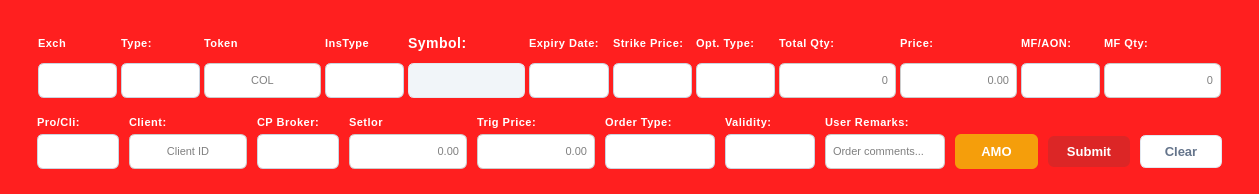
First picture: the form in resources/forms/SellWindow.ui, repository yashnmehta/Autotrade, before the edit.
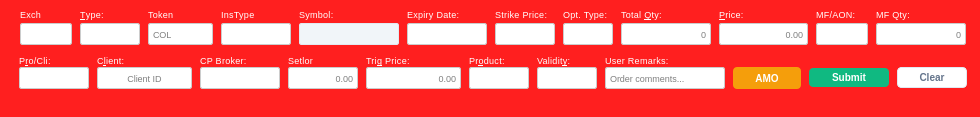
Second picture: the form after the edit.

Diff of the .ui file:
```diff
--- a/resources/forms/SellWindow.ui
+++ b/resources/forms/SellWindow.ui
@@ -6,8 +6,8 @@
    <rect>
     <x>0</x>
     <y>0</y>
-    <width>1259</width>
-    <height>194</height>
+    <width>980</width>
+    <height>117</height>
    </rect>
   </property>
   <property name="sizePolicy">
@@ -53,33 +53,28 @@
     border-top-right-radius: 4px;
 }
 
-QLabel {
+QLabel {    
     color: #ffffff;
-    font-size: 11px;
-    font-weight: 700;
+    font-size: 9px;
+    font-weight: 400;
     text-transform: uppercase;
-    letter-spacing: 0.5px;
+    letter-spacing: 0.3px;
     background-color: transparent;
 }
 
-QLabel#lblSymbol {
-    color: #ffffff;
-    font-size: 14px;
-    font-weight: 700;
-}
 
 QLineEdit {
     background-color: #ffffff;
     color: #000000;
     border: 1px solid #cccccc;
-    border-radius: 6px;
-    padding: 2px 5px;
-    font-size: 11px;
+    border-radius: 2px;
+    padding: 1px 2px;
+    font-size: 9px;
     font-weight: 400;
 }
 
 QLineEdit:focus {
-    border: 2px solid #032002ff;
+    border: 2px solid #3b82f6;
     background-color: #ffffff;
 }
 
@@ -95,64 +90,64 @@
 
 QComboBox {
     background-color: #ffffff;
-    color: #0f172a;
-    border: 1px solid #cbd5e1;
-    border-radius: 6px;
-    padding: 2px 5px;
-    font-size: 10px;
-    font-weight: 500;
+    color: #000000;
+    border: 1px solid #cccccc;
+    border-radius: 2px;
+    padding: 1px 1px;
+    font-size: 9px;
+    font-weight: 400;
 }
 
 QComboBox:hover {
-    border: 1px solid #ef4444;
+    border: 1px solid #3b82f6;
 }
 
 QComboBox:focus {
-    border: 2px solid #ef4444;
+    border: 2px solid #3b82f6;
 }
 
 QComboBox::drop-down {
     border: none;
-    width: 24px;
+    width: 16px;
 }
 
 QComboBox::down-arrow {
     image: none;
-    border-left: 5px solid transparent;
-    border-right: 5px solid transparent;
-    border-top: 6px solid #64748b;
-    margin-right: 8px;
+    border-left: 4px solid transparent;
+    border-right: 4px solid transparent;
+    border-top: 5px solid #64748b;
+    margin-right: 4px;
 }
 
 QComboBox QAbstractItemView {
     background-color: #ffffff;
     color: #0f172a;
-    selection-background-color: #ef4444;
+    selection-background-color: #3b82f6;
     selection-color: #ffffff;
     border: 1px solid #e2e8f0;
     outline: none;
 }
 
 QPushButton {
-    border-radius: 6px;
-    font-size: 13px;
+    border-radius: 4px;
+    font-size: 10px;
     font-weight: 700;
-    padding: 8px 16px;
+    padding: 3px 10px;
     text-transform: uppercase;
 }
 
 QPushButton#pbSubmit {
-    background-color: #dc2626; /* Sell Red */
+    background-color: #10b981; /* Emerald Green */
     color: #ffffff;
     border: none;
 }
 
 QPushButton#pbSubmit:hover {
-    background-color: #b91c1c;
+    background-color: #059669;
 }
 
 QPushButton#pbSubmit:pressed {
-    background-color: #991b1b;
+    background-color: #047857;
 }
 
 QPushButton#pbClear {
@@ -183,38 +178,53 @@
 </string>
   </property>
   <layout class="QVBoxLayout" name="verticalLayout">
+   <property name="spacing">
+    <number>3</number>
+   </property>
+   <property name="leftMargin">
+    <number>8</number>
+   </property>
+   <property name="topMargin">
+    <number>1</number>
+   </property>
+   <property name="rightMargin">
+    <number>2</number>
+   </property>
+   <property name="bottomMargin">
+    <number>3</number>
+   </property>
    <item>
     <widget class="QWidget" name="verticalWidget" native="true">
      <property name="minimumSize">
       <size>
-       <width>1000</width>
-       <height>75</height>
+       <width>900</width>
+       <height>50</height>
       </size>
      </property>
      <property name="maximumSize">
       <size>
        <width>16777215</width>
-       <height>75</height>
+       <height>55</height>
       </size>
      </property>
      <layout class="QVBoxLayout" name="verticalLayout_5">
       <property name="spacing">
-       <number>1</number>
+       <number>2</number>
       </property>
       <property name="sizeConstraint">
        <enum>QLayout::SetMinimumSize</enum>
       </property>
       <property name="leftMargin">
-       <number>25</number>
+       <number>10</number>
       </property>
       <property name="topMargin">
-       <number>8</number>
+       <number>3</number>
       </property>
       <property name="rightMargin">
-       <number>25</number>
+       <number>10</number>
       </property>
       <property name="bottomMargin">
-       <number>8</number>
+       <number>2</number>
       </property>
       <item>
        <widget class="QWidget" name="widget" native="true">
@@ -238,10 +248,10 @@
           <number>2</number>
          </property>
          <property name="horizontalSpacing">
-          <number>4</number>
+          <number>8</number>
          </property>
          <property name="verticalSpacing">
-          <number>5</number>
+          <number>1</number>
          </property>
          <item row="1" column="1">
           <widget class="QComboBox" name="cbOrdType">
@@ -254,9 +264,18 @@
            <property name="minimumSize">
             <size>
              <width>50</width>
-             <height>35</height>
+             <height>22</height>
             </size>
            </property>
+           <property name="maximumSize">
+            <size>
+             <width>70</width>
+             <height>16777215</height>
+            </size>
+           </property>
+           <property name="focusPolicy">
+            <enum>Qt::NoFocus</enum>
+           </property>
           </widget>
          </item>
          <item row="0" column="7">
@@ -264,7 +283,7 @@
            <property name="minimumSize">
             <size>
              <width>0</width>
-             <height>30</height>
+             <height>16</height>
             </size>
            </property>
            <property name="text">
@@ -280,11 +299,14 @@
            <property name="minimumSize">
             <size>
              <width>0</width>
-             <height>30</height>
+             <height>16</height>
             </size>
            </property>
            <property name="text">
-            <string>Total Qty:</string>
+            <string>Total &amp;Qty:</string>
+           </property>
+           <property name="buddy">
+            <cstring>leQty</cstring>
            </property>
            <property name="alignment">
             <set>Qt::AlignLeading|Qt::AlignLeft|Qt::AlignVCenter</set>
@@ -296,11 +318,14 @@
            <property name="minimumSize">
             <size>
              <width>0</width>
-             <height>30</height>
+             <height>16</height>
             </size>
            </property>
            <property name="text">
-            <string>Price:</string>
+            <string>&amp;Price:</string>
+           </property>
+           <property name="buddy">
+            <cstring>leRate</cstring>
            </property>
            <property name="alignment">
             <set>Qt::AlignLeading|Qt::AlignLeft|Qt::AlignVCenter</set>
@@ -318,7 +343,7 @@
            <property name="minimumSize">
             <size>
              <width>60</width>
-             <height>35</height>
+             <height>22</height>
             </size>
            </property>
            <property name="alignment">
@@ -334,7 +359,7 @@
            <property name="minimumSize">
             <size>
              <width>0</width>
-             <height>30</height>
+             <height>16</height>
             </size>
            </property>
            <property name="text">
@@ -350,11 +375,14 @@
            <property name="minimumSize">
             <size>
              <width>60</width>
-             <height>30</height>
+             <height>16</height>
             </size>
            </property>
            <property name="text">
-            <string>Type:</string>
+            <string>&amp;Type:</string>
+           </property>
+           <property name="buddy">
+            <cstring>cbOrdType</cstring>
            </property>
            <property name="alignment">
             <set>Qt::AlignLeading|Qt::AlignLeft|Qt::AlignVCenter</set>
@@ -366,7 +394,7 @@
            <property name="minimumSize">
             <size>
              <width>0</width>
-             <height>30</height>
+             <height>16</height>
             </size>
            </property>
            <property name="text">
@@ -379,7 +407,7 @@
            <property name="minimumSize">
             <size>
              <width>0</width>
-             <height>30</height>
+             <height>16</height>
             </size>
            </property>
            <property name="text">
@@ -401,11 +429,17 @@
            <property name="minimumSize">
             <size>
              <width>60</width>
-             <height>35</height>
+             <height>22</height>
+            </size>
+           </property>
+           <property name="maximumSize">
+            <size>
+             <width>70</width>
+             <height>16777215</height>
             </size>
            </property>
            <property name="alignment">
-            <set>Qt::AlignCenter</set>
+            <set>Qt::AlignLeading|Qt::AlignLeft|Qt::AlignVCenter</set>
            </property>
            <property name="placeholderText">
             <string>COL</string>
@@ -417,7 +451,7 @@
            <property name="minimumSize">
             <size>
              <width>0</width>
-             <height>30</height>
+             <height>16</height>
             </size>
            </property>
            <property name="text">
@@ -433,7 +467,7 @@
            <property name="minimumSize">
             <size>
              <width>0</width>
-             <height>30</height>
+             <height>16</height>
             </size>
            </property>
            <property name="text">
@@ -455,7 +489,7 @@
            <property name="minimumSize">
             <size>
              <width>100</width>
-             <height>35</height>
+             <height>22</height>
             </size>
            </property>
            <property name="readOnly">
@@ -468,7 +502,7 @@
            <property name="minimumSize">
             <size>
              <width>0</width>
-             <height>30</height>
+             <height>16</height>
             </size>
            </property>
            <property name="text">
@@ -490,7 +524,7 @@
            <property name="minimumSize">
             <size>
              <width>50</width>
-             <height>35</height>
+             <height>22</height>
             </size>
            </property>
           </widget>
@@ -506,7 +540,13 @@
            <property name="minimumSize">
             <size>
              <width>70</width>
-             <height>35</height>
+             <height>22</height>
+            </size>
+           </property>
+           <property name="maximumSize">
+            <size>
+             <width>80</width>
+             <height>16777215</height>
             </size>
            </property>
           </widget>
@@ -516,7 +556,7 @@
            <property name="minimumSize">
             <size>
              <width>0</width>
-             <height>30</height>
+             <height>16</height>
             </size>
            </property>
            <property name="text">
@@ -532,7 +572,7 @@
            <property name="minimumSize">
             <size>
              <width>0</width>
-             <height>30</height>
+             <height>16</height>
             </size>
            </property>
            <property name="text">
@@ -554,7 +594,13 @@
            <property name="minimumSize">
             <size>
              <width>50</width>
-             <height>35</height>
+             <height>22</height>
+            </size>
+           </property>
+           <property name="maximumSize">
+            <size>
+             <width>50</width>
+             <height>16777215</height>
             </size>
            </property>
           </widget>
@@ -570,7 +616,7 @@
            <property name="minimumSize">
             <size>
              <width>80</width>
-             <height>35</height>
+             <height>22</height>
             </size>
            </property>
           </widget>
@@ -586,7 +632,7 @@
            <property name="minimumSize">
             <size>
              <width>50</width>
-             <height>35</height>
+             <height>22</height>
             </size>
            </property>
            <property name="alignment">
@@ -602,7 +648,13 @@
            <property name="minimumSize">
             <size>
              <width>50</width>
-             <height>35</height>
+             <height>22</height>
+            </size>
+           </property>
+           <property name="maximumSize">
+            <size>
+             <width>70</width>
+             <height>16777215</height>
             </size>
            </property>
           </widget>
@@ -618,7 +670,7 @@
            <property name="minimumSize">
             <size>
              <width>60</width>
-             <height>35</height>
+             <height>22</height>
             </size>
            </property>
            <property name="alignment">
@@ -640,7 +692,7 @@
            <property name="minimumSize">
             <size>
              <width>60</width>
-             <height>35</height>
+             <height>22</height>
             </size>
            </property>
           </widget>
@@ -655,28 +707,28 @@
     <widget class="QWidget" name="verticalWidget_2" native="true">
      <property name="minimumSize">
       <size>
-       <width>1000</width>
-       <height>75</height>
+       <width>900</width>
+       <height>50</height>
       </size>
      </property>
      <property name="maximumSize">
       <size>
        <width>16777215</width>
-       <height>75</height>
+       <height>55</height>
       </size>
      </property>
      <layout class="QVBoxLayout" name="verticalLayout_6">
       <property name="leftMargin">
-       <number>25</number>
+       <number>10</number>
       </property>
       <property name="topMargin">
-       <number>8</number>
+       <number>2</number>
       </property>
       <property name="rightMargin">
-       <number>25</number>
+       <number>10</number>
       </property>
       <property name="bottomMargin">
-       <number>8</number>
+       <number>3</number>
       </property>
       <item>
        <widget class="QWidget" name="widget_2" native="true">
@@ -694,10 +746,10 @@
           <number>1</number>
          </property>
          <property name="horizontalSpacing">
-          <number>10</number>
+          <number>8</number>
          </property>
          <property name="verticalSpacing">
-          <number>5</number>
+          <number>1</number>
          </property>
          <item row="1" column="1">
           <widget class="QLineEdit" name="leClient">
@@ -709,8 +761,14 @@
            </property>
            <property name="minimumSize">
             <size>
+             <width>80</width>
+             <height>22</height>
+            </size>
+           </property>
+           <property name="maximumSize">
+            <size>
              <width>100</width>
-             <height>35</height>
+             <height>16777215</height>
             </size>
            </property>
            <property name="alignment">
@@ -732,7 +790,7 @@
            <property name="minimumSize">
             <size>
              <width>120</width>
-             <height>35</height>
+             <height>22</height>
             </size>
            </property>
            <property name="placeholderText">
@@ -751,7 +809,7 @@
            <property name="minimumSize">
             <size>
              <width>90</width>
-             <height>35</height>
+             <height>22</height>
             </size>
            </property>
            <property name="alignment">
@@ -772,8 +830,14 @@
            </property>
            <property name="minimumSize">
             <size>
-             <width>90</width>
-             <height>35</height>
+             <width>60</width>
+             <height>22</height>
+            </size>
+           </property>
+           <property name="maximumSize">
+            <size>
+             <width>60</width>
+             <height>16777215</height>
             </size>
            </property>
           </widget>
@@ -789,7 +853,13 @@
            <property name="minimumSize">
             <size>
              <width>70</width>
-             <height>35</height>
+             <height>22</height>
+            </size>
+           </property>
+           <property name="maximumSize">
+            <size>
+             <width>70</width>
+             <height>16777215</height>
             </size>
            </property>
           </widget>
@@ -799,7 +869,7 @@
            <property name="minimumSize">
             <size>
              <width>60</width>
-             <height>35</height>
+             <height>22</height>
             </size>
            </property>
            <property name="cursor">
@@ -819,7 +889,10 @@
             </size>
            </property>
            <property name="text">
-            <string>Order Type:</string>
+            <string>Pr&amp;oduct:</string>
+           </property>
+           <property name="buddy">
+            <cstring>cbProduct</cstring>
            </property>
            <property name="alignment">
             <set>Qt::AlignLeading|Qt::AlignLeft|Qt::AlignVCenter</set>
@@ -840,6 +913,12 @@
              <height>0</height>
             </size>
            </property>
+           <property name="maximumSize">
+            <size>
+             <width>100</width>
+             <height>16777215</height>
+            </size>
+           </property>
           </widget>
          </item>
          <item row="0" column="1">
@@ -851,7 +930,10 @@
             </size>
            </property>
            <property name="text">
-            <string>Client:</string>
+            <string>C&amp;lient:</string>
+           </property>
+           <property name="buddy">
+            <cstring>leClient</cstring>
            </property>
            <property name="alignment">
             <set>Qt::AlignLeading|Qt::AlignLeft|Qt::AlignVCenter</set>
@@ -915,7 +997,10 @@
             </size>
            </property>
            <property name="text">
-            <string>Trig Price:</string>
+            <string>Tri&amp;g Price:</string>
+           </property>
+           <property name="buddy">
+            <cstring>leTrigPrice</cstring>
            </property>
            <property name="alignment">
             <set>Qt::AlignLeading|Qt::AlignLeft|Qt::AlignVCenter</set>
@@ -932,10 +1017,16 @@
            </property>
            <property name="minimumSize">
             <size>
-             <width>110</width>
+             <width>60</width>
              <height>0</height>
             </size>
            </property>
+           <property name="maximumSize">
+            <size>
+             <width>60</width>
+             <height>16777215</height>
+            </size>
+           </property>
           </widget>
          </item>
          <item row="1" column="3">
@@ -948,10 +1039,16 @@
            </property>
            <property name="minimumSize">
             <size>
-             <width>90</width>
+             <width>70</width>
              <height>0</height>
             </size>
            </property>
+           <property name="maximumSize">
+            <size>
+             <width>70</width>
+             <height>16777215</height>
+            </size>
+           </property>
            <property name="alignment">
             <set>Qt::AlignRight|Qt::AlignTrailing|Qt::AlignVCenter</set>
            </property>
@@ -969,7 +1066,10 @@
             </size>
            </property>
            <property name="text">
-            <string>Validity:</string>
+            <string>Validit&amp;y:</string>
+           </property>
+           <property name="buddy">
+            <cstring>cbValidity</cstring>
            </property>
            <property name="alignment">
             <set>Qt::AlignLeading|Qt::AlignLeft|Qt::AlignVCenter</set>
@@ -1017,7 +1117,10 @@
             </size>
            </property>
            <property name="text">
-            <string>Pro/Cli:</string>
+            <string>P&amp;ro/Cli:</string>
+           </property>
+           <property name="buddy">
+            <cstring>cbProCli</cstring>
            </property>
            <property name="alignment">
             <set>Qt::AlignLeading|Qt::AlignLeft|Qt::AlignVCenter</set>
```
Left out of the diff: 7 changed lines with no effect on the pictures.
